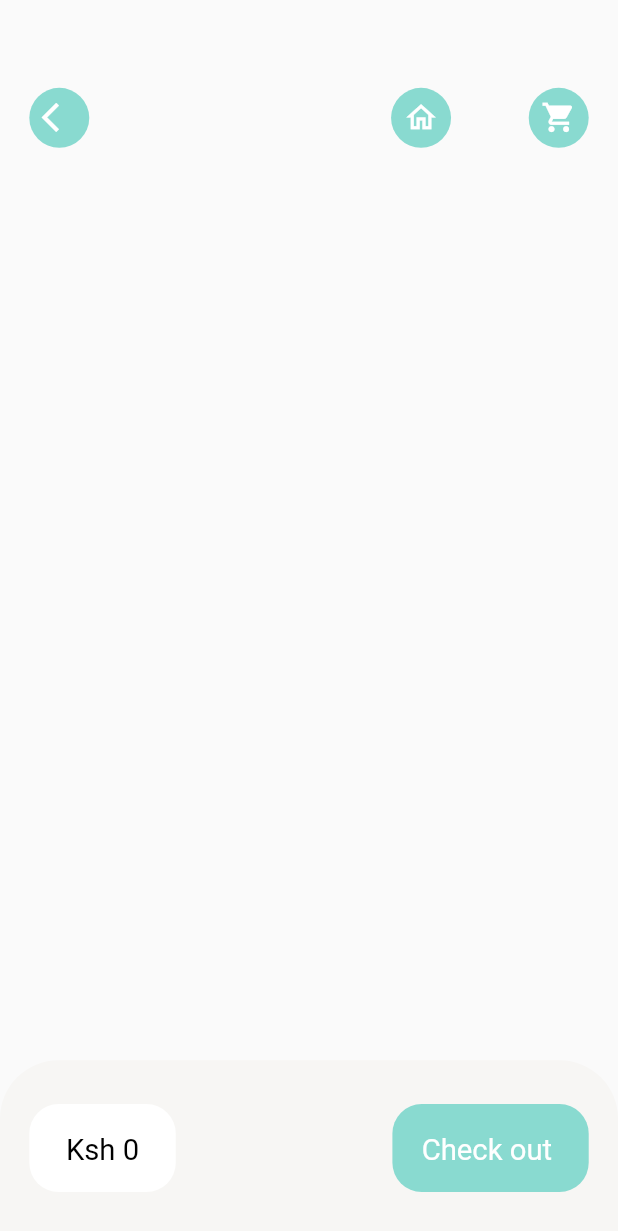
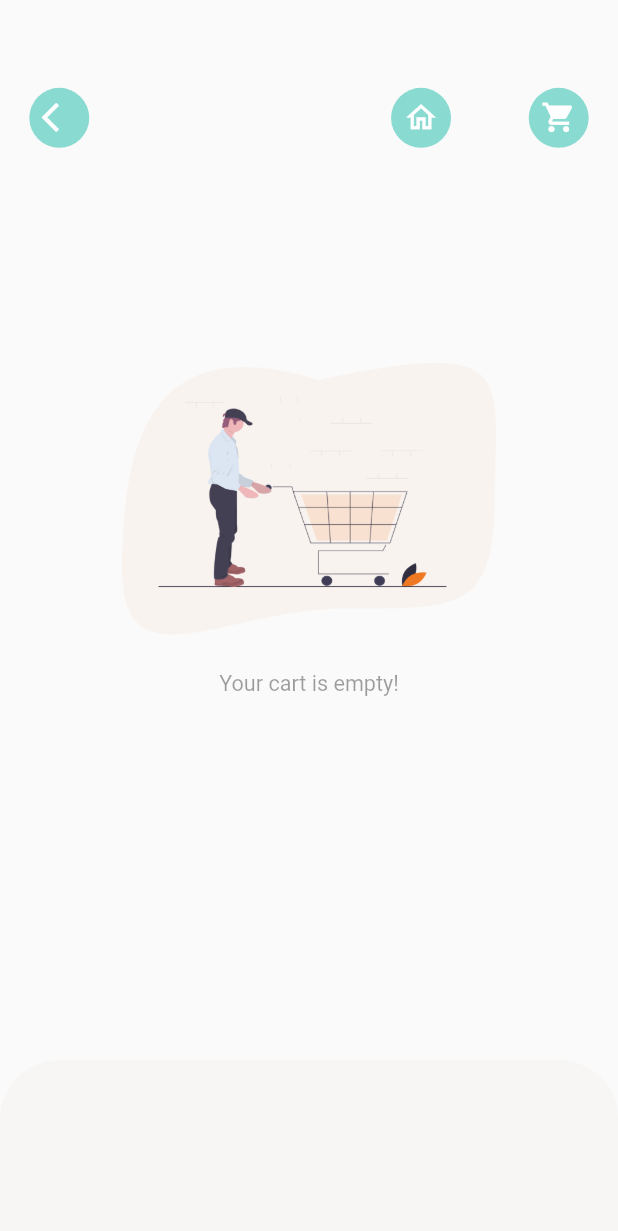
Before and after one commit to martin-ngigi/iEats, a Flutter app: the CartPage screen opened by its route, on a phone screen of 412 x 824 dp. Shown: the top 1231 px of the screen. Run offline on Flutter 3.47's test engine with Material 2 defaults, Android fonts, the phone set to English and light mode, and no system bars; our stand-ins replace dots_indicator, get, persistent_bottom_nav_bar, shared_preferences; accounts and stored records are empty; network calls fail.

Commit message:
Show Empty Cart Pgae if the cart is empty

```diff
--- /dev/null
+++ b/lib/base/no_data_page.dart
@@ -0,0 +1,36 @@
+//stless
+import 'package:flutter/cupertino.dart';
+import 'package:flutter/material.dart';
+
+class NoDataPage extends StatelessWidget {
+  final String text;
+  final String imgPath;
+
+  const NoDataPage({Key? key, required this.text, this.imgPath="assets/images/empty_cart.png"}) : super(key: key);
+
+  @override
+  Widget build(BuildContext context) {
+    return Column(
+      mainAxisAlignment: MainAxisAlignment.center,
+      crossAxisAlignment: CrossAxisAlignment.stretch,
+      children: [
+        Image.asset(
+          imgPath,
+          height: MediaQuery.of(context).size.height*0.22, //150
+          width: MediaQuery.of(context).size.width*0.22, //150
+        ),
+        SizedBox(
+          height: MediaQuery.of(context).size.height*0.03,
+        ),
+        Text(
+          text,
+          style: TextStyle(
+            fontSize: MediaQuery.of(context).size.height*0.0175, //
+            color: Theme.of(context).disabledColor,
+          ),
+          textAlign: TextAlign.center,
+        ),
+      ],
+    );
+  }
+}
--- a/lib/pages/cart/cart_page.dart
+++ b/lib/pages/cart/cart_page.dart
@@ -13,6 +13,7 @@ import 'package:i_eats/widgets/app_icon.dart';
 import 'package:i_eats/widgets/big_text.dart';
 import 'package:i_eats/widgets/small_text.dart';
 
+import '../../base/no_data_page.dart';
 import '../../routes/route_helper.dart';
 
 class CartPage extends StatelessWidget {
@@ -23,6 +24,7 @@ class CartPage extends StatelessWidget {
     return Scaffold(
       body: Stack(
         children: [
+          //header
           Positioned(
             top: Dimensions.height20*3,
             left: Dimensions.width20,
@@ -58,7 +60,10 @@ class CartPage extends StatelessWidget {
               ],
             ),
           ),
-          Positioned(
+          //body
+          GetBuilder<CartController>(builder: (_cartController){
+            //if lenght is empty... then show NoDataPage, else show cart items
+            return _cartController.getItems.length>0?Positioned(
                 top: Dimensions.height20*5,
                 left: Dimensions.width20,
                 right: Dimensions.width20,
@@ -182,7 +187,8 @@ class CartPage extends StatelessWidget {
                     }),
                   ),
                 )
-          )
+            ):NoDataPage(text: "Your cart is empty!",);
+          })
         ],
       ),
       bottomNavigationBar: GetBuilder<CartController>(builder: (cartController){
@@ -196,7 +202,8 @@ class CartPage extends StatelessWidget {
                 topRight:  Radius.circular(Dimensions.radius20*2),
               )
           ),
-          child: Row(
+          //if cart not empty, show bottom button, else show empty container
+          child: cartController.getItems.length>0?Row(
             mainAxisAlignment: MainAxisAlignment.spaceBetween,
             children: [
               Container(
@@ -228,7 +235,7 @@ class CartPage extends StatelessWidget {
                 ),
               )
             ],
-          ),
+          ): Container(),
         );
       }),
     );
```
Lines whose indentation alone changed are shown as unchanged.
